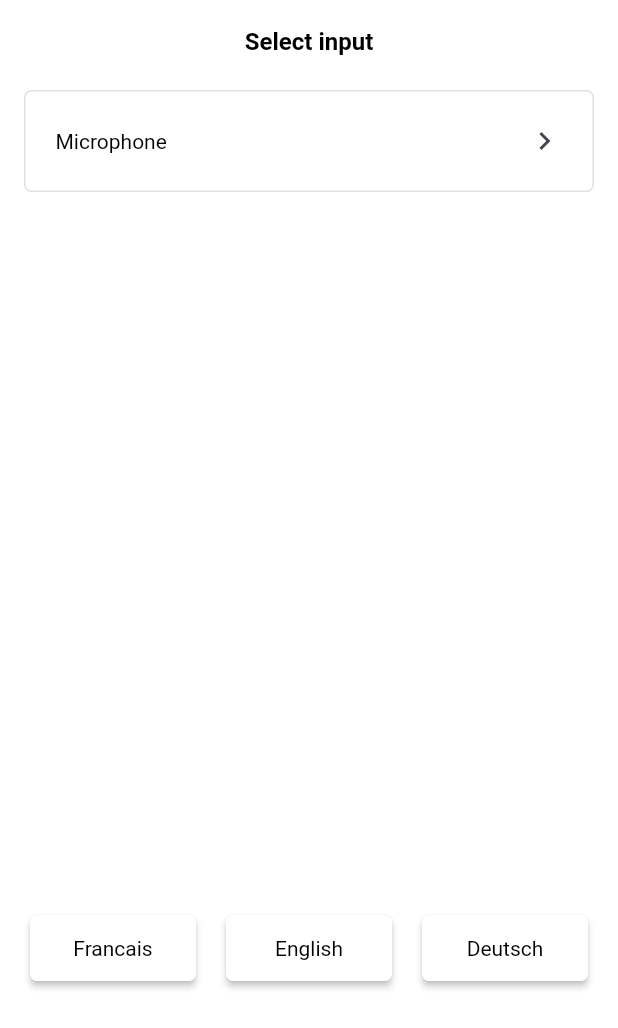
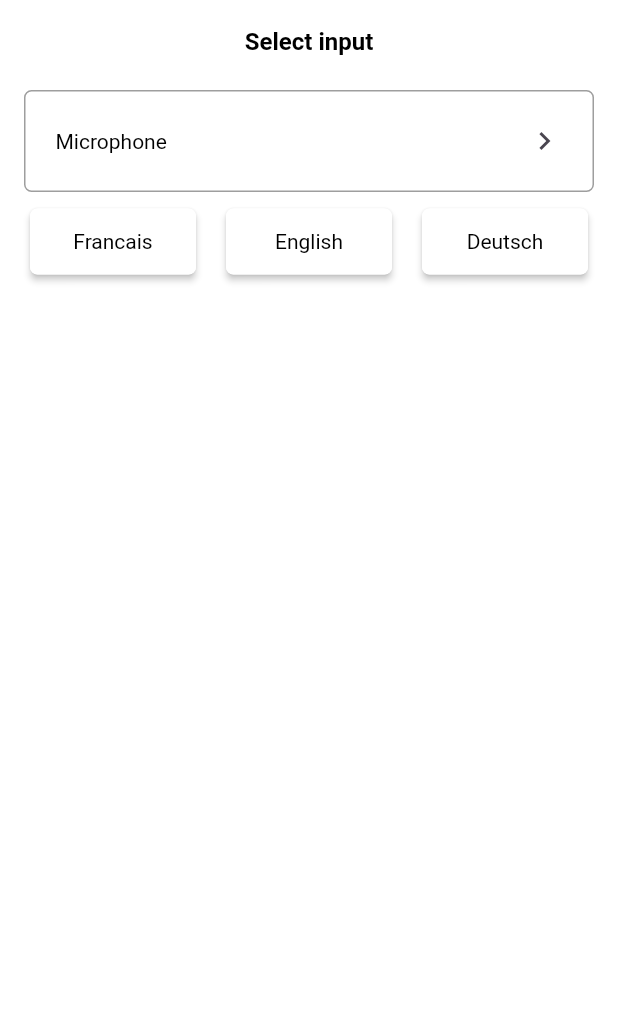
Before and after one commit to Julien5/pianoscope, a Flutter app: the screen it shows after launch, on a phone screen of 412 x 824 dp. Shown: the top 1028 px of the screen. Run offline on Flutter 3.47's test engine with Material 3 defaults, Android fonts, the phone set to English and light mode, and no system bars; our stand-ins replace permission_handler; missing offline and left inert: flutter_rust_bridge, window_manager; project files that could hold a hidden picture were left out.

Commit message:
frontend: more styling of the device list screen

```diff
--- a/frontend/lib/src/screens/device_list_screen.dart
+++ b/frontend/lib/src/screens/device_list_screen.dart
@@ -5,6 +5,8 @@ import '../providers/locale_provider.dart';
 import '../rust/api/bridge.dart';
 import 'package:provider/provider.dart';
 import '../providers/input_provider.dart';
+import '../style.dart';
+import '../utils.dart';
 import 'midi_signal_screen.dart';
 
 class MinimalButton extends StatelessWidget {
@@ -94,7 +96,7 @@ class _DeviceListScreenState extends State<DeviceListScreen> {
         context,
         MaterialPageRoute(
           builder: (_) => MidiSignalScreen(
-            portName: name,
+            portName: formatMidiPortName(name),
             eventStream: streams.events,
             errorStream: streams.errors,
           ),
@@ -131,7 +133,9 @@ class _DeviceListScreenState extends State<DeviceListScreen> {
   Widget _buildBody(List<MidiPort> ports, String? error) {
     final localeProvider = Provider.of<LocaleProvider>(context, listen: true);
     // localeProvider.locale
-    final localizationWidget = Padding(
+    final localizationWidget = Align(
+      alignment: Alignment.centerLeft,
+      child: Padding(
         padding: EdgeInsetsGeometry.fromLTRB(20, 5, 20, 5),
         child: Row(
           mainAxisAlignment: MainAxisAlignment.center,
@@ -157,6 +161,7 @@ class _DeviceListScreenState extends State<DeviceListScreen> {
             ),
           ],
         ),
+      ),
     );
     if (error != null) {
       return Center(
@@ -175,32 +180,64 @@ class _DeviceListScreenState extends State<DeviceListScreen> {
       );
     }
 
-    final inputsWidget = ListView.builder(
-      itemCount: ports.length + 1,
+    final microphoneButton = Card(
+      child: ListTile(
+        title: const Text('Microphone'),
+        trailing: const Icon(Icons.chevron_right),
+        onTap: () => _connect(''),
+      ),
+    );
+
+    final headerAndList = <Widget>[];
+    if (ports.isNotEmpty) {
+      headerAndList.add(
+        Expanded(
+          child: Container(
+            margin: const EdgeInsets.all(8),
+            padding: const EdgeInsets.all(12),
+            decoration: BoxDecoration(
+              border: Border.all(color: Theme.of(context).dividerColor),
+              borderRadius: BorderRadius.circular(5),
+            ),
+            child: Column(
+              crossAxisAlignment: CrossAxisAlignment.start,
+              children: [
+                Align(
+                  alignment: Alignment.centerLeft,
+                  child: Padding(
+                    padding: const EdgeInsets.fromLTRB(8, 0, 0, 8),
+                    child: Text('MIDI ports', style: AppTextStyles.header),
+                  ),
+                ),
+                Expanded(
+                  child: ListView.builder(
+                    itemCount: ports.length,
                     itemBuilder: (context, index) {
-        if (index == 0) {
                       return Card(
                         child: ListTile(
-            title: Text("Microphone"),
+                          title: Text(formatMidiPortName(ports[index].name)),
+                          subtitle: Text(ports[index].name),
                           trailing: const Icon(Icons.chevron_right),
-            onTap: () => _connect(""),
-          ));
-        }
-
-        return Card(
-          child: ListTile(
-            title: Text(ports[index - 1].name),
-            trailing: const Icon(Icons.chevron_right),
-            onTap: () => _connect(ports[index - 1].id),
+                          onTap: () => _connect(ports[index].id),
                         ),
                       );
                     },
+                  ),
+                ),
+              ],
+            ),
+          ),
+        ),
       );
+    }
 
     return Column(
+      crossAxisAlignment: CrossAxisAlignment.stretch,
       children: [
-        Expanded(child: inputsWidget),
-        Expanded(child: localizationWidget),
+        microphoneButton,
+        ...headerAndList,
+        localizationWidget,
+        const SizedBox(height: 20),
       ],
     );
   }
--- a/frontend/lib/src/style.dart
+++ b/frontend/lib/src/style.dart
@@ -2,13 +2,18 @@ import 'package:flutter/material.dart';
 
 abstract class AppColors {
   static const Color background = Colors.white;
-  static const Color border = Color(0xFFE0E0E0);
+  static const Color border = Colors.grey;
   static const Color text = Colors.black;
 }
 
 abstract class AppTextStyles {
   static const TextStyle title = TextStyle(
     fontSize: 16,
+    fontWeight: FontWeight.w600,
+    color: AppColors.text,
+  );
+  static const TextStyle header = TextStyle(
+    fontSize: 14,
     fontWeight: FontWeight.w600,
     color: AppColors.text,
   );
@@ -56,7 +61,7 @@ abstract class AppTheme {
     shape: _framedShape,
 
     titleTextStyle: AppTextStyles.normal,
-    // Optional: Reduces vertical padding to match the compact text look
+    subtitleTextStyle: AppTextStyles.small,
     dense: false,
     contentPadding: const EdgeInsets.symmetric(horizontal: 20, vertical: 5),
   );
```
Lines whose indentation alone changed are shown as unchanged.
